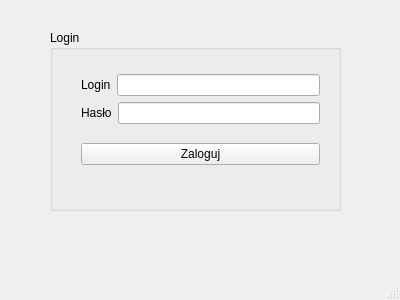
hergerr/POProject, file Handel/loginwindow.ui: the form before one commit.
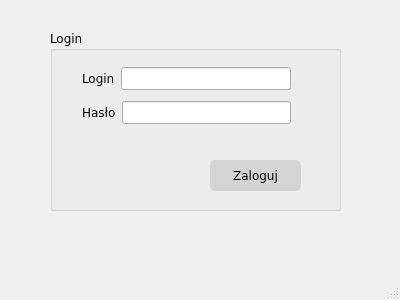
The form after the commit.

What changed in the file:
```diff
--- a/Handel/loginwindow.ui
+++ b/Handel/loginwindow.ui
@@ -10,6 +10,18 @@
     <height>300</height>
    </rect>
   </property>
+  <property name="minimumSize">
+   <size>
+    <width>400</width>
+    <height>300</height>
+   </size>
+  </property>
+  <property name="maximumSize">
+   <size>
+    <width>400</width>
+    <height>300</height>
+   </size>
+  </property>
   <property name="windowTitle">
    <string>LoginWindow</string>
   </property>
@@ -23,25 +35,75 @@
       <height>181</height>
      </rect>
     </property>
+    <property name="minimumSize">
+     <size>
+      <width>291</width>
+      <height>181</height>
+     </size>
+    </property>
+    <property name="maximumSize">
+     <size>
+      <width>291</width>
+      <height>181</height>
+     </size>
+    </property>
+    <property name="font">
+     <font>
+      <family>Verdana</family>
+     </font>
+    </property>
     <property name="title">
      <string>Login</string>
     </property>
-    <widget class="QWidget" name="layoutWidget">
+    <widget class="QPushButton" name="LoginPushButton">
      <property name="geometry">
       <rect>
-       <x>20</x>
-       <y>20</y>
-       <width>261</width>
-       <height>141</height>
+       <x>160</x>
+       <y>130</y>
+       <width>91</width>
+       <height>31</height>
       </rect>
      </property>
-     <layout class="QVBoxLayout" name="verticalLayout_2">
-      <item>
+     <property name="font">
+      <font>
+       <family>Verdana</family>
+      </font>
+     </property>
+     <property name="styleSheet">
+      <string notr="true">QPushButton {
+	border-radius: 5px;
+	background-color: rgb(212, 212, 212);
+}
+
+
+QPushButton:pressed {
+	
+	background-color: rgb(167, 167, 167);
+}</string>
+     </property>
+     <property name="text">
+      <string>Zaloguj</string>
+     </property>
+    </widget>
+    <widget class="QWidget" name="">
+     <property name="geometry">
+      <rect>
+       <x>21</x>
+       <y>21</y>
+       <width>231</width>
+       <height>91</height>
+      </rect>
+     </property>
        <layout class="QVBoxLayout" name="verticalLayout">
         <item>
          <layout class="QHBoxLayout" name="horizontalLayout">
           <item>
            <widget class="QLabel" name="loginLabel">
+          <property name="font">
+           <font>
+            <family>Verdana</family>
+           </font>
+          </property>
             <property name="text">
              <string>Login</string>
             </property>
@@ -56,6 +118,11 @@
          <layout class="QHBoxLayout" name="horizontalLayout_2">
           <item>
            <widget class="QLabel" name="passwordLabel">
+          <property name="font">
+           <font>
+            <family>Verdana</family>
+           </font>
+          </property>
             <property name="text">
              <string>Hasło</string>
             </property>
@@ -69,15 +136,6 @@
            </widget>
           </item>
          </layout>
-        </item>
-       </layout>
-      </item>
-      <item>
-       <widget class="QPushButton" name="LoginPushButton">
-        <property name="text">
-         <string>Zaloguj</string>
-        </property>
-       </widget>
       </item>
      </layout>
     </widget>
```
Lines whose indentation alone changed are shown as unchanged.
